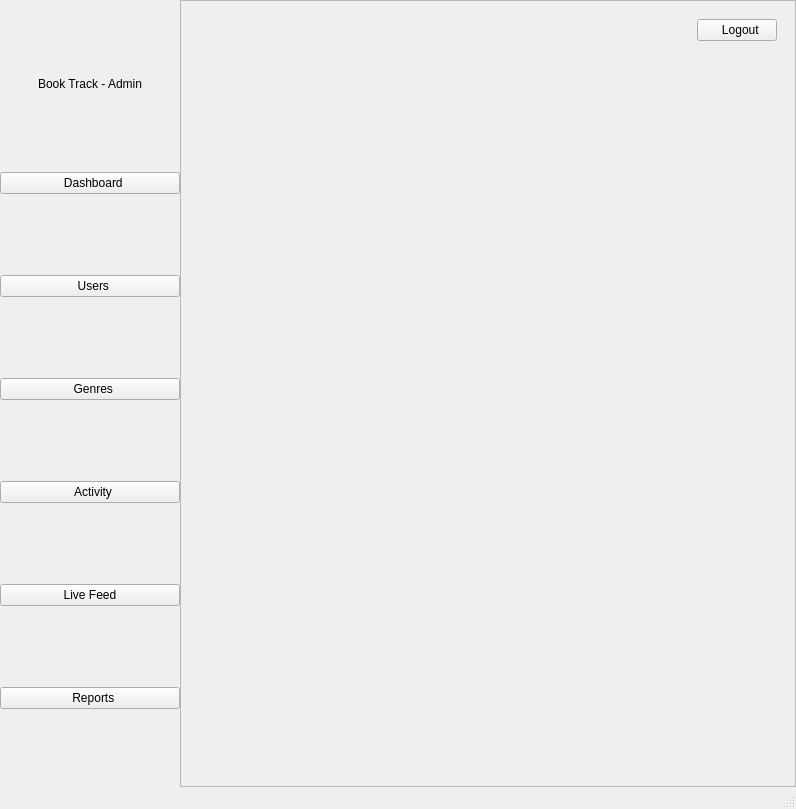
The window that admin_panel/views/ui/MainWindow.ui (Magdalena52772/Booktrack) describes before a commit, drawn with Qt 5.
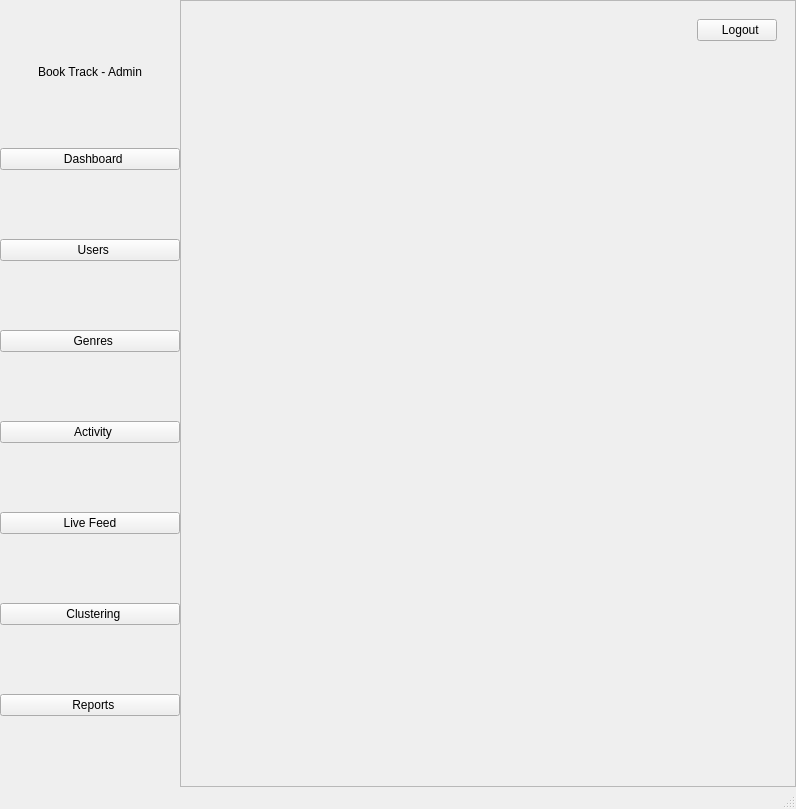
The same window after the commit. The open tabs and pages were chosen to show the change. Icons and pictures are not drawn.

Commit message: feat(admin): add clustering and live feed metrics

Diff of the .ui file:
```diff
--- a/admin_panel/views/ui/MainWindow.ui
+++ b/admin_panel/views/ui/MainWindow.ui
@@ -182,6 +182,26 @@
          </property>
         </widget>
        </item>
+       <item>
+        <widget class="QPushButton" name="btn_clustering">
+         <property name="mouseTracking">
+          <bool>true</bool>
+         </property>
+         <property name="text">
+          <string>  Clustering</string>
+         </property>
+         <property name="icon">
+          <iconset>
+           <normaloff>assets/icons/clustering.svg</normaloff>assets/icons/clustering.svg</iconset>
+         </property>
+         <property name="checkable">
+          <bool>true</bool>
+         </property>
+         <property name="class" stdset="0">
+          <string>sidebarButton</string>
+         </property>
+        </widget>
+       </item>
        <item>
         <widget class="QPushButton" name="btn_reports">
          <property name="mouseTracking">
```
Left out of the diff: 19 changed lines with no effect on the pictures. The commit also changes 10 other files.
